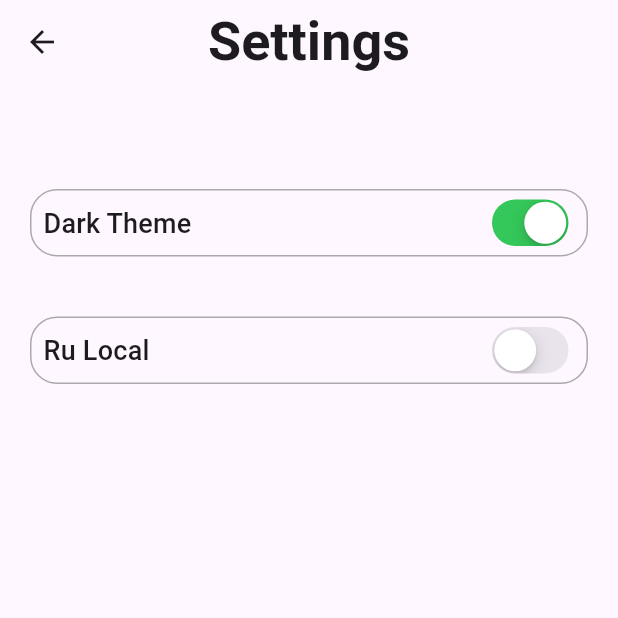
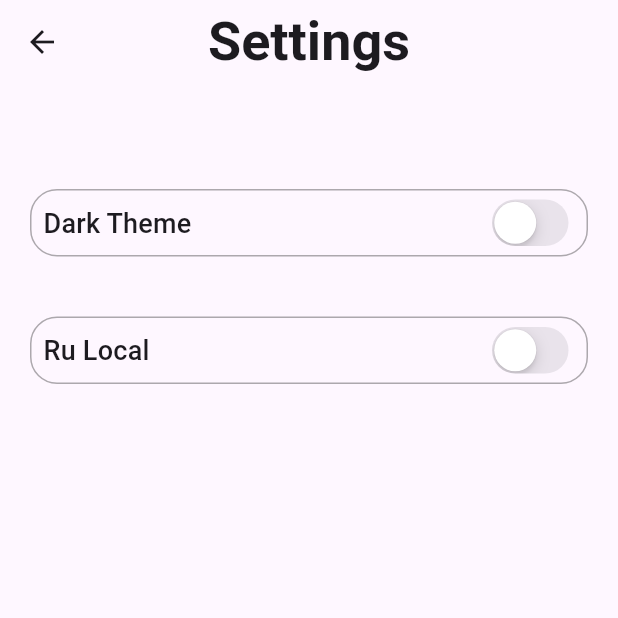
Before and after one commit to MikhailGlukhov/my_repo, a Flutter app: the screen it shows after launch, after a tap on the "settings" icon, on a phone screen of 412 x 824 dp, the top half of it. Run offline on Flutter 3.47's test engine with Material 3 defaults, Android fonts, the phone set to English and light mode, and no system bars; our stand-ins replace audioplayers, bloc, cloud_firestore, dio, firebase_auth, firebase_core and 8 more; accounts and stored records are empty.

Commit message:
Setting bloc. Switch dark light theme

```diff
--- a/sport_tracker/lib/my_app.dart
+++ b/sport_tracker/lib/my_app.dart
@@ -10,6 +10,7 @@ import 'package:sport_tracker/log_in/bloc/sign_in_bloc.dart';
 
 import 'package:sport_tracker/registration/bloc/sign_up_bloc.dart';
 import 'package:sport_tracker/reset_password/bloc/reset_bloc.dart';
+import 'package:sport_tracker/settings/bloc/settings_bloc.dart';
 import 'package:sport_tracker/sport_tracker.dart';
 
 import 'package:sport_tracker/timer_select/timer_service.dart';
@@ -18,18 +19,27 @@ class MyApp extends StatelessWidget {
   final AuthRepository authRepository;
   final FirestoreRepository firestore;
   final TimerService time;
-  const MyApp(this.authRepository, this.firestore, this.time,{super.key,} );
+  const MyApp(
+    this.authRepository,
+    this.firestore,
+    this.time, {
+    super.key,
+  });
 
   @override
   Widget build(BuildContext context) {
-    return MultiRepositoryProvider(providers: [
-      RepositoryProvider<AuthBloc>(create: (_) => AuthBloc(authRepository: authRepository)),
+    return MultiRepositoryProvider(
+        providers: [
+          RepositoryProvider<AuthBloc>(
+              create: (_) => AuthBloc(authRepository: authRepository)),
           BlocProvider(create: (_) => SignUpBloc(authRepository)),
           BlocProvider(create: (_) => SignInBloc(authRepository)),
           BlocProvider(create: (_) => VerificationBloc(authRepository)),
           BlocProvider(create: (_) => ResetBloc(authRepository)),
-      RepositoryProvider<FireStoreBloc>(create: (_) => FireStoreBloc(firestore)),
-      ChangeNotifierProvider(create: (context) => TimerService())
+          RepositoryProvider<FireStoreBloc>(
+              create: (_) => FireStoreBloc(firestore)),
+          ChangeNotifierProvider(create: (context) => TimerService()),
+          BlocProvider(create: (context) => SettingsBloc())
         ],
         child: const SportTracker());
   }
--- /dev/null
+++ b/sport_tracker/lib/settings/bloc/settings_bloc.dart
@@ -0,0 +1,17 @@
+import 'package:bloc/bloc.dart';
+import 'package:flutter/material.dart';
+import 'package:freezed_annotation/freezed_annotation.dart';
+
+part 'settings_event.dart';
+part 'settings_state.dart';
+part 'settings_bloc.freezed.dart';
+
+class SettingsBloc extends Bloc<SettingsEvent, SettingsState> {
+  SettingsBloc() : super(const SettingsBrightnessState(Brightness.light)) {
+    on<_SetBrightnessEvent>((event, emit) {
+
+      emit(SettingsBrightnessState(event.brightness));
+
+    });
+  }
+}
--- /dev/null
+++ b/sport_tracker/lib/settings/bloc/settings_event.dart
@@ -0,0 +1,6 @@
+part of 'settings_bloc.dart';
+
+@freezed
+class SettingsEvent with _$SettingsEvent {
+  const factory SettingsEvent.setBrightness(Brightness brightness) = _SetBrightnessEvent;
+}
--- /dev/null
+++ b/sport_tracker/lib/settings/bloc/settings_state.dart
@@ -0,0 +1,6 @@
+part of 'settings_bloc.dart';
+
+@freezed
+class SettingsState with _$SettingsState {
+  const factory SettingsState.brightness(Brightness brightness) = SettingsBrightnessState;
+}
--- a/sport_tracker/lib/settings/settings_widget.dart
+++ b/sport_tracker/lib/settings/settings_widget.dart
@@ -1,13 +1,22 @@
 import 'package:flutter/material.dart';
-
+import 'package:flutter_bloc/flutter_bloc.dart';
+import 'package:go_router/go_router.dart';
+import 'package:sport_tracker/routes/routes_name.dart';
+import 'package:sport_tracker/settings/bloc/settings_bloc.dart';
 
 import 'package:sport_tracker/settings/settings_switch.dart';
 
-class SettingsWidget extends StatelessWidget {
+class SettingsWidget extends StatefulWidget {
   const SettingsWidget({super.key});
 
   @override
+  State<SettingsWidget> createState() => _SettingsWidgetState();
+}
+
+class _SettingsWidgetState extends State<SettingsWidget> {
+  @override
   Widget build(BuildContext context) {
+    final brightness = context.watch<SettingsBloc>().state.brightness;
     return Scaffold(
       appBar: AppBar(
         title: const Text(
@@ -23,8 +32,13 @@ class SettingsWidget extends StatelessWidget {
           ),
           SettingsSwitch(
             title: 'Dark Theme',
-            value: true,
-            onChanged: (v) {},
+            value: brightness == Brightness.dark,
+            onChanged: (value) { setState(() {
+              context.read<SettingsBloc>().add(SettingsEvent.setBrightness(
+                  value ? Brightness.dark : Brightness.light));
+            });
+
+            },
           ),
           SettingsSwitch(
             title: 'Ru Local',
--- a/sport_tracker/lib/sport_tracker.dart
+++ b/sport_tracker/lib/sport_tracker.dart
@@ -1,19 +1,25 @@
 import 'package:flutter/material.dart';
+import 'package:flutter_bloc/flutter_bloc.dart';
 import 'package:sport_tracker/routes/routes.dart';
+import 'package:sport_tracker/settings/bloc/settings_bloc.dart';
 
 class SportTracker extends StatelessWidget {
   const SportTracker({super.key});
 
   @override
   Widget build(BuildContext context) {
+    return BlocBuilder<SettingsBloc, SettingsState>(
+      builder: (context, state) {
         return MaterialApp.router(
           routerConfig: Routes.returnRouter(),
           debugShowCheckedModeBanner: false,
-      theme: ThemeData(
+          theme: ThemeData(brightness: state.brightness,
               textTheme: const TextTheme(
                   titleMedium: TextStyle(fontSize: 18),
                   titleLarge:
                       TextStyle(fontSize: 36, fontWeight: FontWeight.w600))),
         );
+      },
+    );
   }
 }
```
Also changed, not shown: sport_tracker/lib/settings/bloc/settings_bloc.freezed.dart (added), 5 other files. Lines whose indentation alone changed are shown as unchanged.
